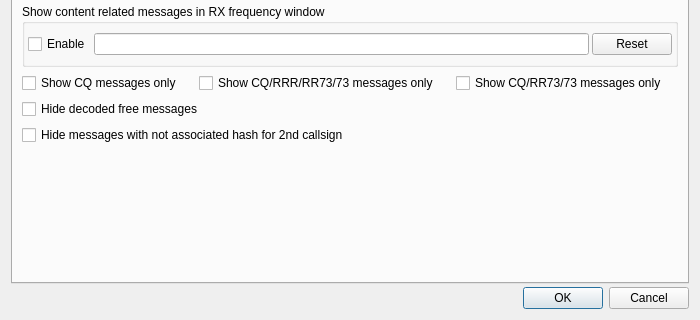
The window that Configuration.ui (jtdx-project/jtdx) describes before a commit, drawn with Qt 5; both pictures show x 0 to 700 and y 247 to 567 of the 700 by 567 pixel window.
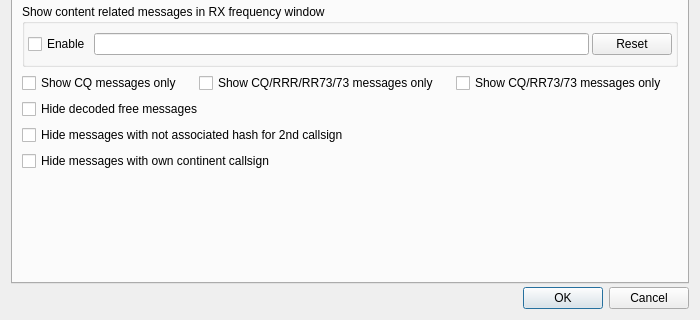
The same window after the commit. The open tabs and pages were chosen to show the change.

Commit message: Own continent messages filtering

Diff of the .ui file:
```diff
--- a/Configuration.ui
+++ b/Configuration.ui
@@ -5253,6 +5253,13 @@
            </property>
           </widget>
          </item>
+         <item>
+          <widget class="QCheckBox" name="HideOwnContinent_check_box">
+           <property name="text">
+            <string>Hide messages with own continent callsign</string>
+           </property>
+          </widget>
+         </item>
          <item>
           <spacer name="verticalSpacer_21">
            <property name="orientation">
```
The commit also changes 24 other files.
